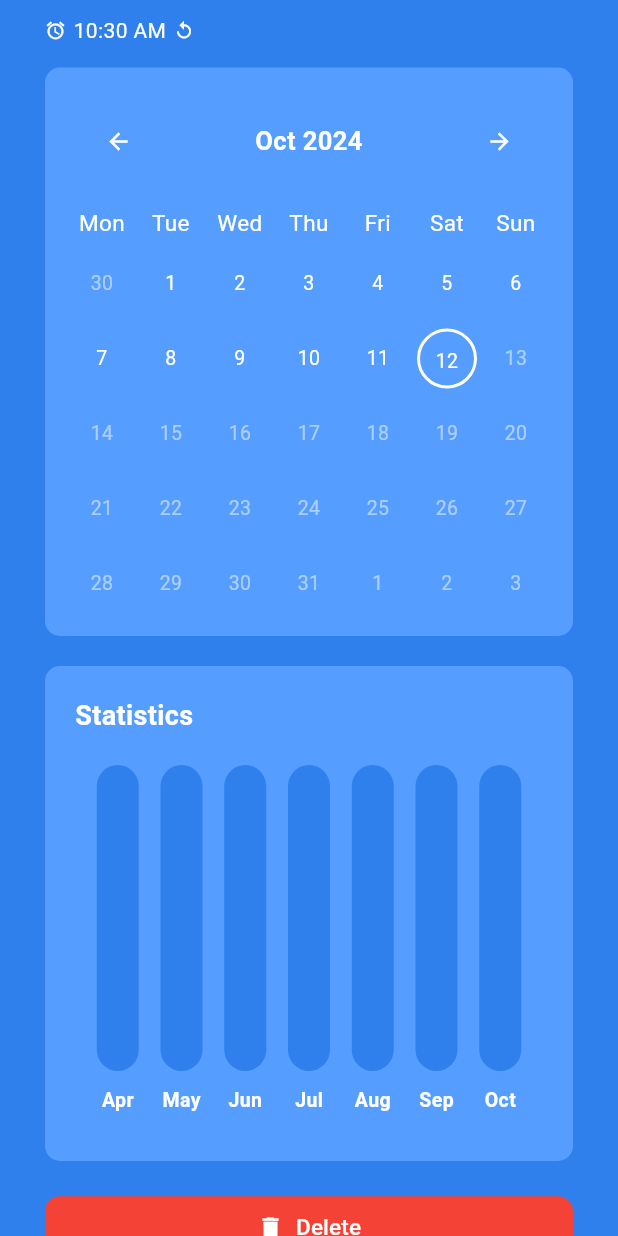
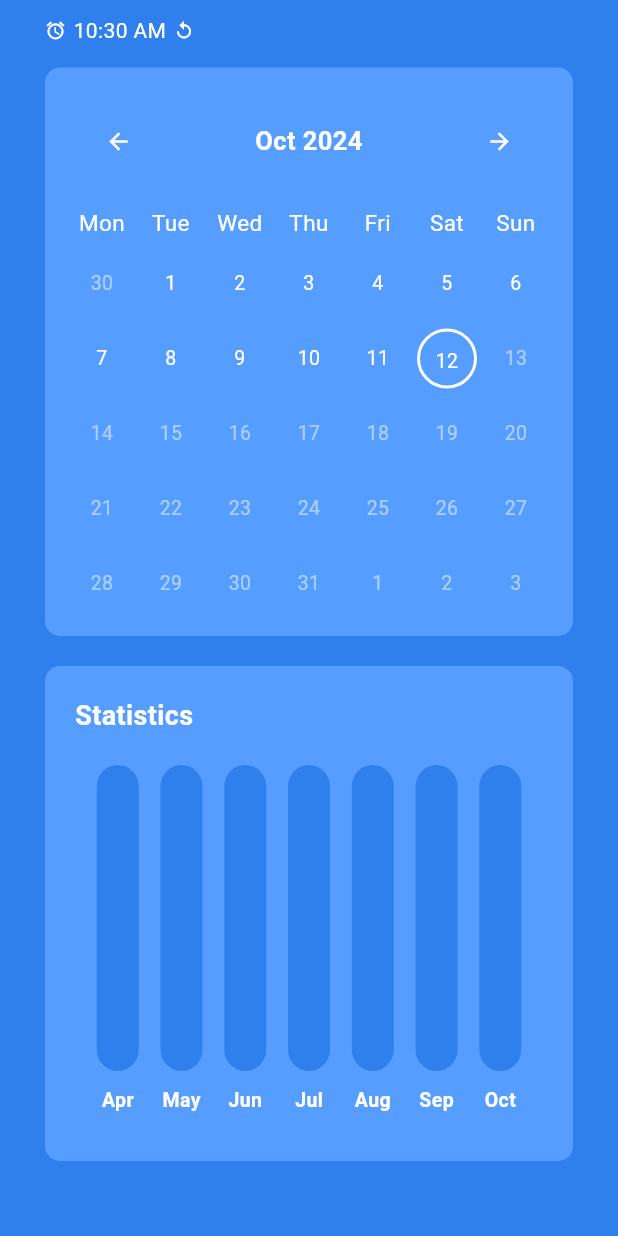
Before and after one commit to dihak/flutter-istiqomah, a Flutter app: the Detail screen opened directly with empty values, scrolled down 88 dp, on a phone screen of 412 x 824 dp. Run offline on Flutter 3.47's test engine with Material 3 defaults, Android fonts, the light colour scheme and no system bars; drawn by our look-alikes of fl_chart; our stand-ins replace flutter_local_notifications, flutter_svg, flutter_timezone, shared_preferences, sqflite, timezone; accounts and stored records are empty; Roboto replaces fonts that are missing (ProductSans).

Commit message:
Delete button at the bottom removed, at the top right the delete button precedes the edit button

```diff
--- a/lib/pages/detail/index.dart
+++ b/lib/pages/detail/index.dart
@@ -31,7 +31,6 @@ class _DetailState extends State<Detail> {
               SizedBox(height: 15),
               _calendar(context, habit),
               _chart(context, habit),
-              _deleteButton(context, habit)
             ],
           ),
         ),
@@ -99,32 +98,4 @@ class _DetailState extends State<Detail> {
       },
     );
   }
-
-  Widget _deleteButton(BuildContext context, Habit habit) {
-    return TextButton.icon(
-      style: TextButton.styleFrom(
-        backgroundColor: Colors.red,
-        shape: RoundedRectangleBorder(borderRadius: BorderRadius.circular(10)),
-        padding: EdgeInsets.all(10),
-      ),
-      onPressed: () {
-        modalDeleteHabit(context, habit.name).then((value) {
-          if (value!) {
-            Navigator.pop(context);
-            setState(() {
-              Provider.of<HabitModel>(context).remove(habit);
-            });
-          }
-        });
-      },
-      icon: Icon(
-        Icons.delete,
-        color: Colors.white,
-      ),
-      label: Text(
-        'Delete',
-        style: TextStyle(color: Colors.white, fontSize: 15),
-      ),
-    );
-  }
 }
```
Also changed, not shown: lib/pages/detail/_header.dart (+23 -23 lines).
